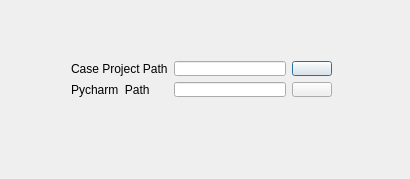
Before: the Qt Designer form RTA/CaseandEditorhome.ui in pengjianaixue/DotNetCallNativePythonMethod, drawn with Qt 5.
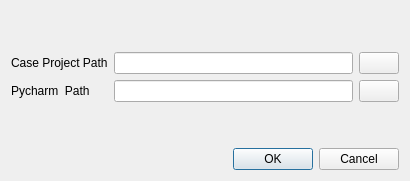
After: the same form once the commit is applied. Icons and pictures are not drawn.

The edit to the form file:
```diff
--- a/RTA/CaseandEditorhome.ui
+++ b/RTA/CaseandEditorhome.ui
@@ -7,21 +7,29 @@
     <x>0</x>
     <y>0</y>
     <width>410</width>
-    <height>179</height>
+    <height>181</height>
    </rect>
   </property>
   <property name="windowTitle">
    <string>CaseandEditorhome</string>
   </property>
-  <widget class="QWidget" name="">
-   <property name="geometry">
-    <rect>
-     <x>60</x>
-     <y>50</y>
-     <width>283</width>
-     <height>58</height>
-    </rect>
-   </property>
+  <layout class="QGridLayout" name="gridLayout">
+   <item row="0" column="0">
+    <layout class="QVBoxLayout" name="verticalLayout_4">
+     <item>
+      <spacer name="verticalSpacer">
+       <property name="orientation">
+        <enum>Qt::Vertical</enum>
+       </property>
+       <property name="sizeHint" stdset="0">
+        <size>
+         <width>20</width>
+         <height>28</height>
+        </size>
+       </property>
+      </spacer>
+     </item>
+     <item>
    <layout class="QHBoxLayout" name="horizontalLayout">
     <item>
      <layout class="QVBoxLayout" name="verticalLayout">
@@ -84,7 +92,30 @@
      </layout>
     </item>
    </layout>
-  </widget>
+     </item>
+     <item>
+      <spacer name="verticalSpacer_2">
+       <property name="orientation">
+        <enum>Qt::Vertical</enum>
+       </property>
+       <property name="sizeHint" stdset="0">
+        <size>
+         <width>20</width>
+         <height>28</height>
+        </size>
+       </property>
+      </spacer>
+     </item>
+    </layout>
+   </item>
+   <item row="1" column="0">
+    <widget class="QDialogButtonBox" name="buttonBox">
+     <property name="standardButtons">
+      <set>QDialogButtonBox::Cancel|QDialogButtonBox::Ok</set>
+     </property>
+    </widget>
+   </item>
+  </layout>
  </widget>
  <layoutdefault spacing="6" margin="11"/>
  <resources>
```
Left out of the diff: 29 changed lines with no effect on the pictures. Lines whose indentation alone changed are shown as unchanged.
